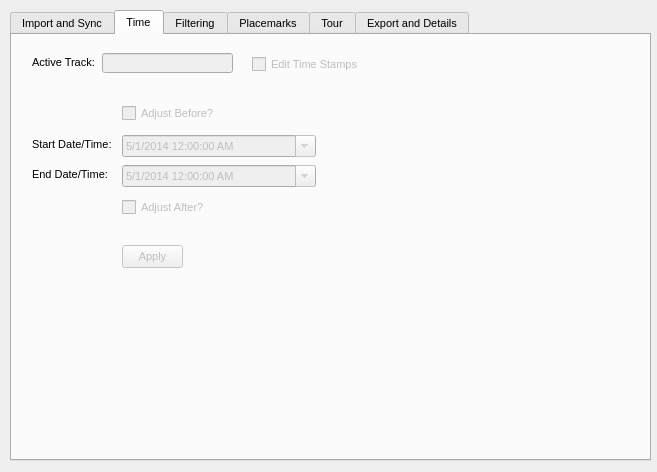
This is QGISPlugin/MilkMachine/ui_milkmachine.ui in SeanKMcGinnis/250MilesCrossingPhila as Qt 5 draws it before an edit. The edited form follows.
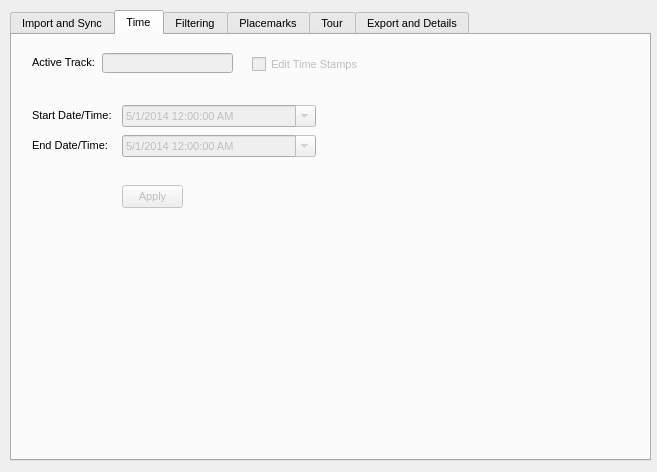
This is the edited form. The open tabs and pages were chosen to show the change. Icons and pictures are not drawn.

Patch:
```diff
--- a/QGISPlugin/MilkMachine/ui_milkmachine.ui
+++ b/QGISPlugin/MilkMachine/ui_milkmachine.ui
@@ -510,7 +510,7 @@
      <property name="geometry">
       <rect>
        <x>110</x>
-       <y>100</y>
+       <y>70</y>
        <width>194</width>
        <height>22</height>
       </rect>
@@ -591,9 +591,9 @@
      <property name="geometry">
       <rect>
        <x>20</x>
-       <y>100</y>
+       <y>70</y>
        <width>81</width>
-       <height>20</height>
+       <height>22</height>
       </rect>
      </property>
      <property name="text">
@@ -607,7 +607,7 @@
      <property name="geometry">
       <rect>
        <x>110</x>
-       <y>130</y>
+       <y>100</y>
        <width>194</width>
        <height>22</height>
       </rect>
@@ -640,9 +640,9 @@
      <property name="geometry">
       <rect>
        <x>20</x>
-       <y>130</y>
+       <y>100</y>
        <width>81</width>
-       <height>20</height>
+       <height>22</height>
       </rect>
      </property>
      <property name="text">
@@ -656,7 +656,7 @@
      <property name="geometry">
       <rect>
        <x>110</x>
-       <y>210</y>
+       <y>150</y>
        <width>61</width>
        <height>23</height>
       </rect>
@@ -672,38 +672,6 @@
        <normaloff>:/plugins/milkmachine/triangle.png</normaloff>:/plugins/milkmachine/triangle.png</iconset>
      </property>
     </widget>
-    <widget class="QCheckBox" name="checkBox_time_before">
-     <property name="enabled">
-      <bool>false</bool>
-     </property>
-     <property name="geometry">
-      <rect>
-       <x>110</x>
-       <y>70</y>
-       <width>111</width>
-       <height>17</height>
-      </rect>
-     </property>
-     <property name="text">
-      <string>Adjust Before?</string>
-     </property>
-    </widget>
-    <widget class="QCheckBox" name="checkBox_time_after">
-     <property name="enabled">
-      <bool>false</bool>
-     </property>
-     <property name="geometry">
-      <rect>
-       <x>110</x>
-       <y>164</y>
-       <width>111</width>
-       <height>17</height>
-      </rect>
-     </property>
-     <property name="text">
-      <string>Adjust After?</string>
-     </property>
-    </widget>
    </widget>
    <widget class="QWidget" name="tab_3">
     <attribute name="title">
```
Left out of the diff: 6 changed lines with no effect on the pictures.
